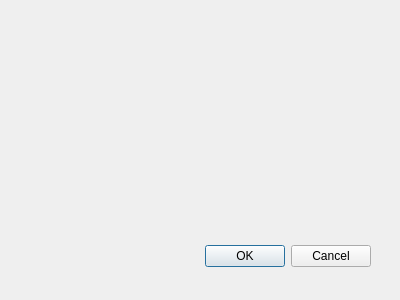
ladecadence/ASHAB-Telemetry, file ssdvdialog.ui: the form before one commit.
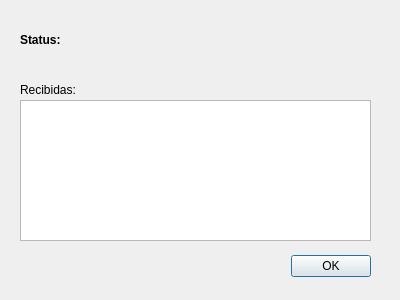
The form after the commit.

Diff of the .ui file:
```diff
--- a/ssdvdialog.ui
+++ b/ssdvdialog.ui
@@ -19,7 +19,7 @@
    <property name="geometry">
     <rect>
      <x>30</x>
-     <y>240</y>
+     <y>250</y>
      <width>341</width>
      <height>32</height>
     </rect>
@@ -28,7 +28,59 @@
     <enum>Qt::Horizontal</enum>
    </property>
    <property name="standardButtons">
-    <set>QDialogButtonBox::Cancel|QDialogButtonBox::Ok</set>
+    <set>QDialogButtonBox::Ok</set>
+   </property>
+  </widget>
+  <widget class="QLabel" name="label">
+   <property name="geometry">
+    <rect>
+     <x>20</x>
+     <y>30</y>
+     <width>63</width>
+     <height>20</height>
+    </rect>
+   </property>
+   <property name="text">
+    <string>&lt;b&gt;Status:&lt;/b&gt;</string>
+   </property>
+   <property name="textFormat">
+    <enum>Qt::AutoText</enum>
+   </property>
+  </widget>
+  <widget class="QLabel" name="ssdvStatusLabel">
+   <property name="geometry">
+    <rect>
+     <x>80</x>
+     <y>30</y>
+     <width>291</width>
+     <height>20</height>
+    </rect>
+   </property>
+   <property name="text">
+    <string/>
+   </property>
+  </widget>
+  <widget class="QListView" name="listView">
+   <property name="geometry">
+    <rect>
+     <x>20</x>
+     <y>100</y>
+     <width>351</width>
+     <height>141</height>
+    </rect>
+   </property>
+  </widget>
+  <widget class="QLabel" name="label_2">
+   <property name="geometry">
+    <rect>
+     <x>20</x>
+     <y>80</y>
+     <width>63</width>
+     <height>20</height>
+    </rect>
+   </property>
+   <property name="text">
+    <string>Recibidas:</string>
    </property>
   </widget>
  </widget>
```
Left out of the diff: 11 changed lines with no effect on the pictures.
